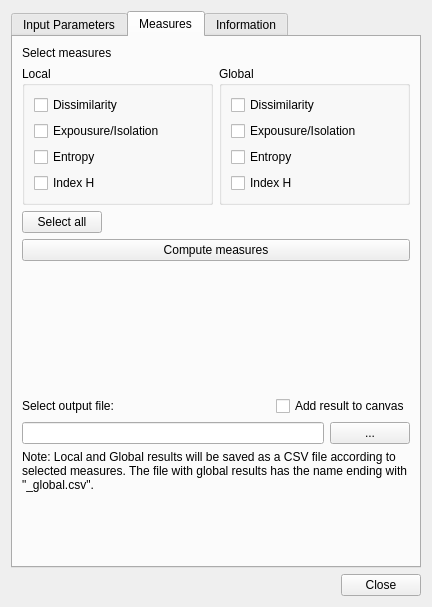
sandrofsousa/Segreg, file segreg_dialog_base.ui: the form before one commit.
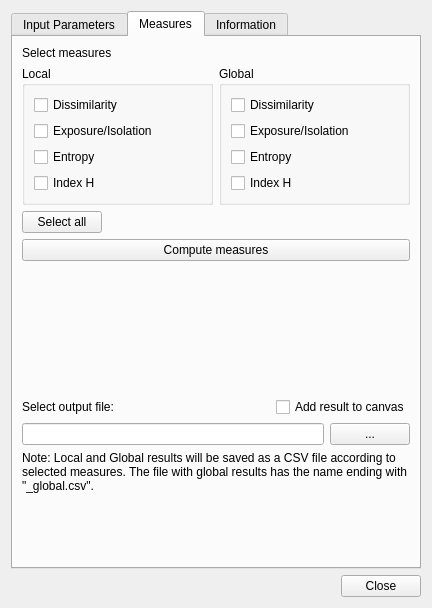
The form after the commit. The open tabs and pages were chosen to show the change.

Commit message: docs: update metadata and fix interface typos

The edit to the form file:
```diff
--- a/segreg_dialog_base.ui
+++ b/segreg_dialog_base.ui
@@ -7,7 +7,7 @@
     <x>0</x>
     <y>0</y>
     <width>432</width>
-    <height>607</height>
+    <height>608</height>
    </rect>
   </property>
   <property name="windowTitle">
@@ -242,7 +242,7 @@
             <item>
              <widget class="QCheckBox" name="expo_local">
               <property name="text">
-               <string>Expousure/Isolation</string>
+               <string>Exposure/Isolation</string>
               </property>
              </widget>
             </item>
@@ -279,7 +279,7 @@
             <item>
              <widget class="QCheckBox" name="expo_global">
               <property name="text">
-               <string>Expousure/Isolation</string>
+               <string>Exposure/Isolation</string>
               </property>
              </widget>
             </item>
```
Left out of the diff: 2 changed lines with no effect on the pictures. The commit also changes 2 other files.
